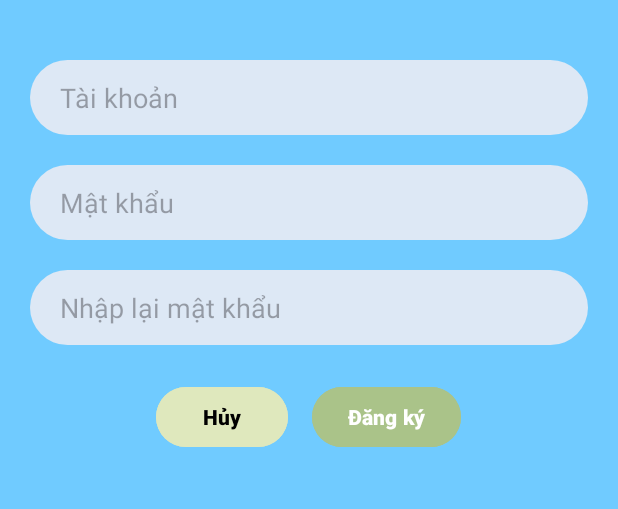
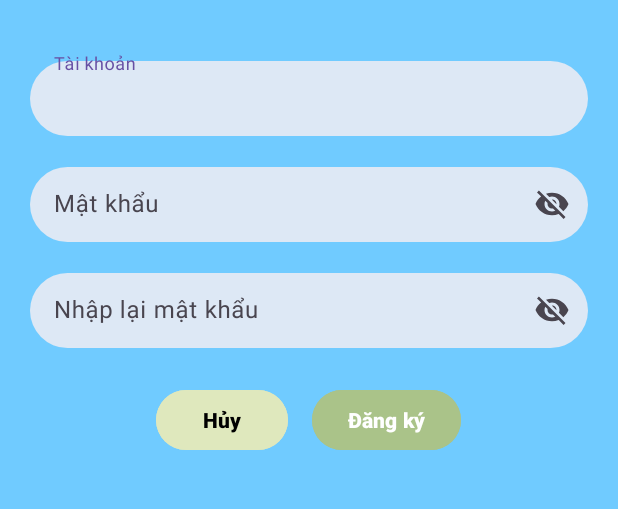
Before and after one commit to nguyensan772/vergencyshop, an Android app: the DangKy screen opened directly, with no data from a screen before it, on a phone screen of 412 x 824 dp, the part 335-844 px from its top. Run offline under Robolectric (Android 15) with nearby library versions, the phone set to English and light mode, and no system bars; our stand-ins replace Firebase (no records; nobody signed in at launch, a user with empty details on screens opened directly).

```diff
--- a/app/src/main/res/layout/activity_dang_ky.xml
+++ b/app/src/main/res/layout/activity_dang_ky.xml
@@ -9,19 +9,18 @@
     android:gravity="center|top"
     android:background="#70cbff">
 
-<!--    <androidx.cardview.widget.CardView-->
-<!--        android:layout_width="match_parent"-->
-<!--        android:layout_height="wrap_content"-->
-<!--        app:cardCornerRadius="50dp"-->
-<!--        >-->
+
 
         <ImageView
             android:layout_width="match_parent"
             android:layout_height="wrap_content"
             android:src="@drawable/logo2"
             android:layout_marginBottom="20dp"/>
-<!--    </androidx.cardview.widget.CardView>-->
-    <EditText
+    <com.google.android.material.textfield.TextInputLayout
+        android:layout_width="match_parent"
+        android:layout_marginTop="15dp"
+        android:layout_height="wrap_content">
+    <com.google.android.material.textfield.TextInputEditText
         android:layout_marginTop="20dp"
         android:id="@+id/edt_userDK"
         android:layout_width="match_parent"
@@ -32,8 +31,15 @@
         android:paddingLeft="20dp"
         android:inputType="textEmailAddress"
         />
+    </com.google.android.material.textfield.TextInputLayout>
+    <com.google.android.material.textfield.TextInputLayout
+        android:layout_width="match_parent"
+        android:layout_height="wrap_content"
 
-    <EditText
+        android:layout_marginTop="15dp"
+        app:endIconMode="password_toggle">
+
+        <com.google.android.material.textfield.TextInputEditText
             android:id="@+id/edt_passDK"
             android:layout_width="match_parent"
             android:layout_height="50dp"
@@ -42,10 +48,15 @@
             android:layout_marginTop="20dp"
             android:hint="Mật khẩu"
             android:inputType="textPassword"
-        android:paddingLeft="20dp"
             />
+    </com.google.android.material.textfield.TextInputLayout>
+    <com.google.android.material.textfield.TextInputLayout
+        android:layout_width="match_parent"
+        android:layout_height="wrap_content"
+        android:layout_marginTop="15dp"
+        app:endIconMode="password_toggle">
 
-    <EditText
+        <com.google.android.material.textfield.TextInputEditText
             android:id="@+id/edt_checkpassDK"
             android:layout_width="match_parent"
             android:layout_height="50dp"
@@ -54,7 +65,10 @@
             android:layout_marginTop="20dp"
             android:hint="Nhập lại mật khẩu"
             android:inputType="textPassword"
-        android:paddingLeft="20dp" />
+          />
+    </com.google.android.material.textfield.TextInputLayout>
+
+
 
     <LinearLayout
         android:layout_width="match_parent"
--- a/app/src/main/res/layout/fragment_trang_chu.xml
+++ b/app/src/main/res/layout/fragment_trang_chu.xml
@@ -86,7 +86,7 @@ app:cardCornerRadius="50dp"
 <!--                        android:src="@drawable/baseline_search_24"-->
 <!--                        android:layout_width="35dp"-->
 <!--                        android:layout_height="35dp" />-->
-g
+
 <!--                    <TextView-->
 <!--                        android:layout_width="wrap_content"-->
 <!--                        android:layout_height="wrap_content"-->
--- a/app/src/main/res/menu/drawer_view.xml
+++ b/app/src/main/res/menu/drawer_view.xml
@@ -8,7 +8,7 @@
 
         <item
             android:id="@+id/nav_danhmuc"
-            android:icon="@drawable/ic_danhmuc"
+            android:icon="@drawable/category"
             android:title="Danh mục" />
         <item
             android:id="@+id/nav_giohang"
@@ -30,7 +30,7 @@
 
                 <item
                     android:id="@+id/nav_HoaDon"
-                    android:icon="@drawable/ic_nguoidung"
+                    android:icon="@drawable/ic_danhmuc"
                     android:title="Hóa đơn" />
 
                 <item
@@ -46,7 +46,7 @@
 
                 <item
                     android:id="@+id/sub_Pass"
-                    android:icon="@drawable/ic_matkhau"
+                    android:icon="@drawable/ic_lichsu"
                     android:title="Đổi mật khẩu"/>
                 <item
                     android:id="@+id/sub_Support"
```
Also changed, not shown: app/src/main/res/layout/activity_dang_nhap.xml (+19 -5 lines), app/src/main/res/drawable/add.png (added), app/src/main/res/drawable/file.png (added). Lines whose indentation alone changed are shown as unchanged.
